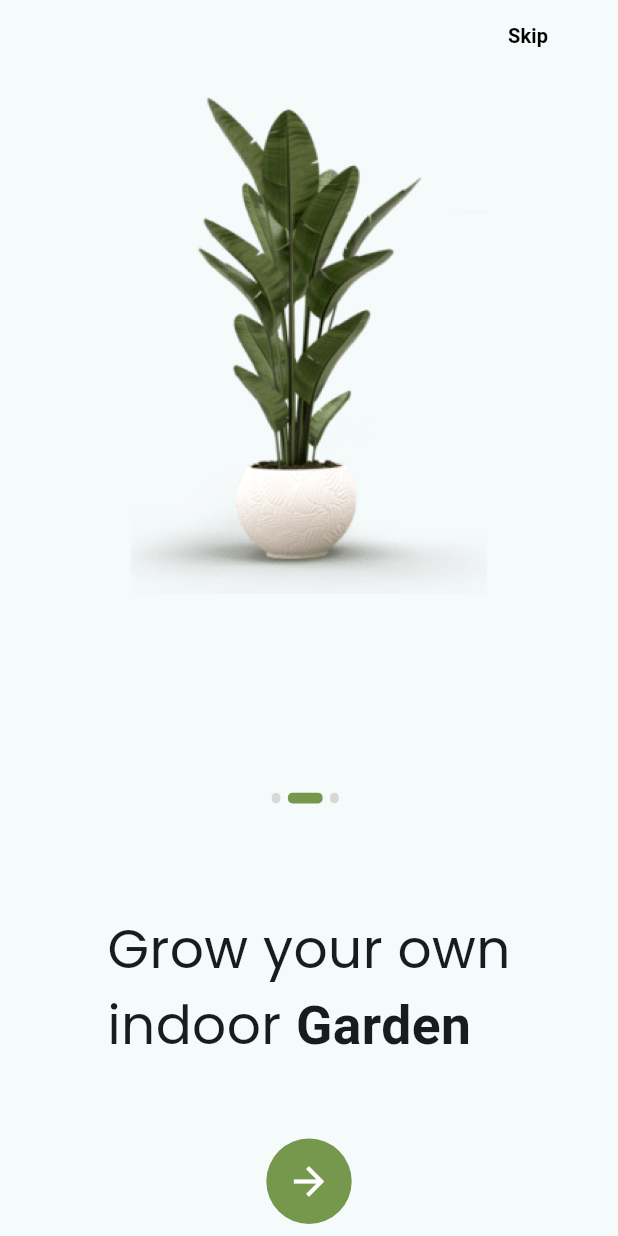
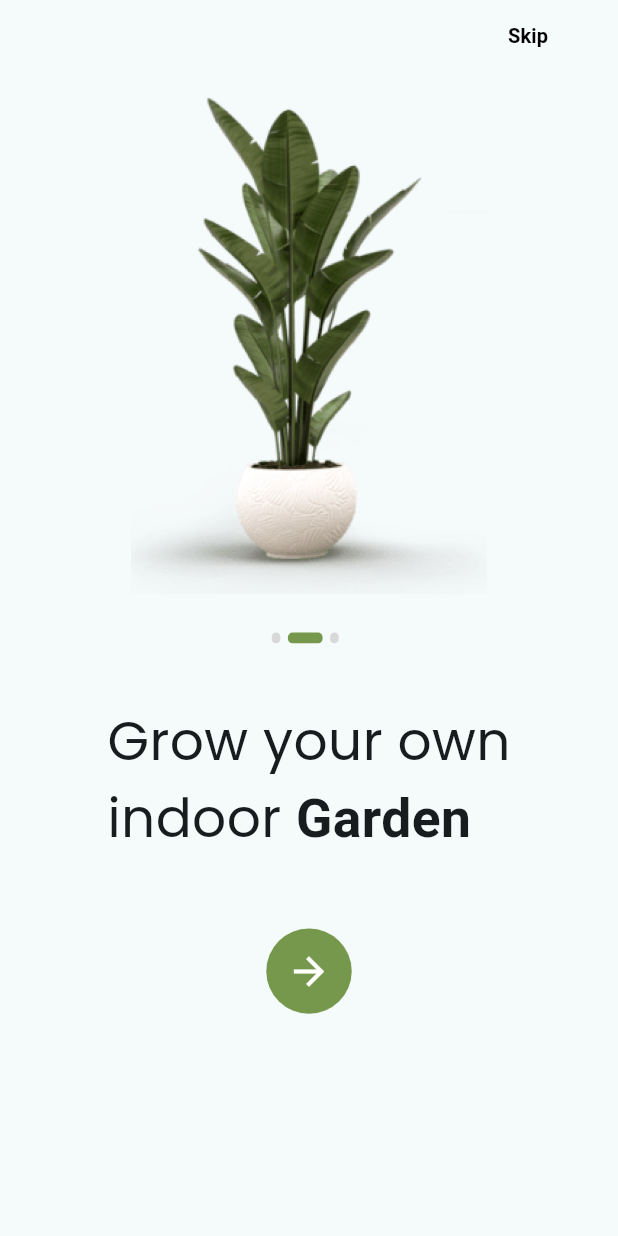
Before and after one commit to mrnpro/ui_challenge, a Flutter app: the screen it shows after launch, swiped to page 2, on a phone screen of 412 x 824 dp. Run offline on Flutter 3.47's test engine with Material 2 defaults, Android fonts, the phone set to English and light mode, and no system bars; our stand-ins replace flutter_screenutil, go_router, google_fonts, hooks_riverpod.

Commit message:
fix: onboarding error

```diff
--- a/lib/presentation/screens/onboardingScreen/components/scrollable_page.dart
+++ b/lib/presentation/screens/onboardingScreen/components/scrollable_page.dart
@@ -19,9 +19,6 @@ class ScrollablePage extends StatelessWidget {
           height: 391.h,
           fit: BoxFit.fitHeight,
         ),
-        SizedBox(
-          height: 29.h,
-        ),
       ],
     );
   }
--- a/lib/presentation/screens/onboardingScreen/onboarding_screen.dart
+++ b/lib/presentation/screens/onboardingScreen/onboarding_screen.dart
@@ -2,10 +2,8 @@ import 'package:flutter/material.dart';
 import 'package:flutter_screenutil/flutter_screenutil.dart';
 import 'package:hooks_riverpod/hooks_riverpod.dart';
 import 'package:plant_app/config/palette.dart';
-import 'package:plant_app/core/constants/assets.dart';
 import 'package:plant_app/presentation/screens/onboardingScreen/onboarding_list.dart';
 
-import '../../../config/Theme/text_styles.dart';
 import 'components/scrollable_page.dart';
 
 class OnboardingScreen extends ConsumerStatefulWidget {
@@ -33,17 +31,16 @@ class _OnboardingScreenState extends ConsumerState<OnboardingScreen> {
         child: SizedBox(
           height: size.height,
           width: size.width,
+          child: SingleChildScrollView(
             child: Column(
               children: [
                 _skip(),
                 _scrollable(),
-
                 _dots(),
                 _subtitle(),
-
-              // circle button
                 _nextButton()
               ],
+            ),
           ),
         ),
       ),
@@ -73,32 +70,37 @@ class _OnboardingScreenState extends ConsumerState<OnboardingScreen> {
     return Column(
       children: [
         SizedBox(
-          height: 56.h,
+          height: 45.h,
         ),
         onboardingList[currentPageIndex].title,
         SizedBox(
-          height: 47.h,
+          height: 45.h,
         ),
       ],
     );
   }
 
-  Row _dots() {
-    return Row(
+  _dots() {
+    return Column(
+      children: [
+        SizedBox(
+          height: 29.h,
+        ),
+        Row(
           mainAxisAlignment: MainAxisAlignment.center,
           children: [
-        SizedBox(
-          height: 57.h,
-        ),
             buildDot(index: 0),
             buildDot(index: 1),
             buildDot(index: 2),
           ],
+        ),
+      ],
     );
   }
 
-  Expanded _scrollable() {
-    return Expanded(
+  _scrollable() {
+    return SizedBox(
+      height: 391.h,
       child: PageView.builder(
         onPageChanged: (value) {
           setState(() {
@@ -135,6 +137,7 @@ class _OnboardingScreenState extends ConsumerState<OnboardingScreen> {
 
   AnimatedContainer buildDot({required int index}) {
     return AnimatedContainer(
+      curve: Curves.easeIn,
       duration: const Duration(milliseconds: 300),
       margin: const EdgeInsets.only(right: 5),
       height: 8.h,
```
Lines whose indentation alone changed are shown as unchanged.
